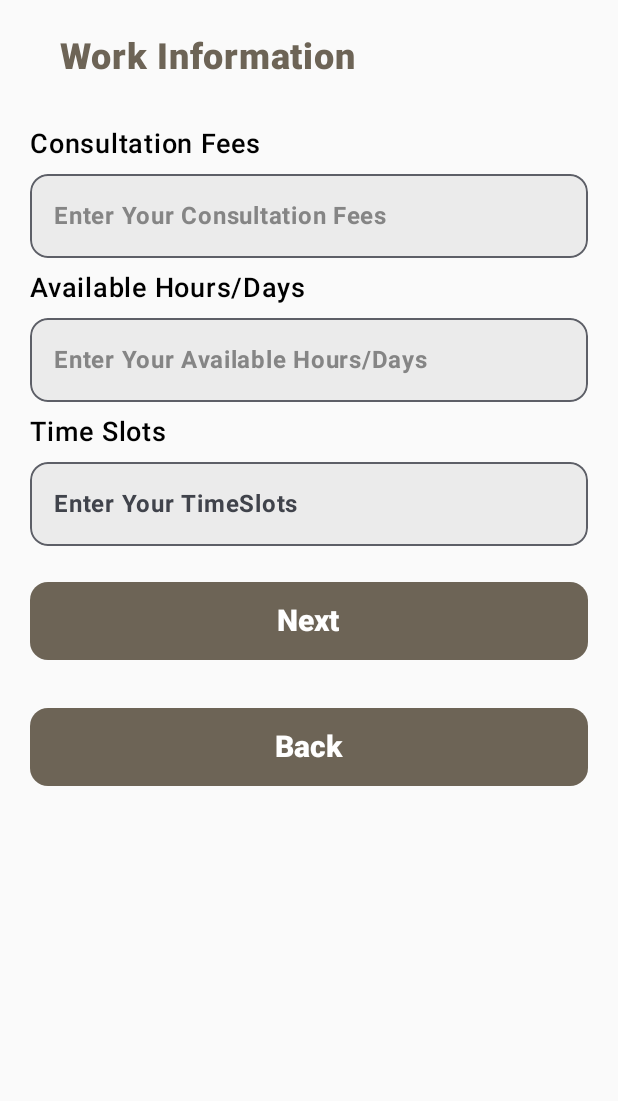
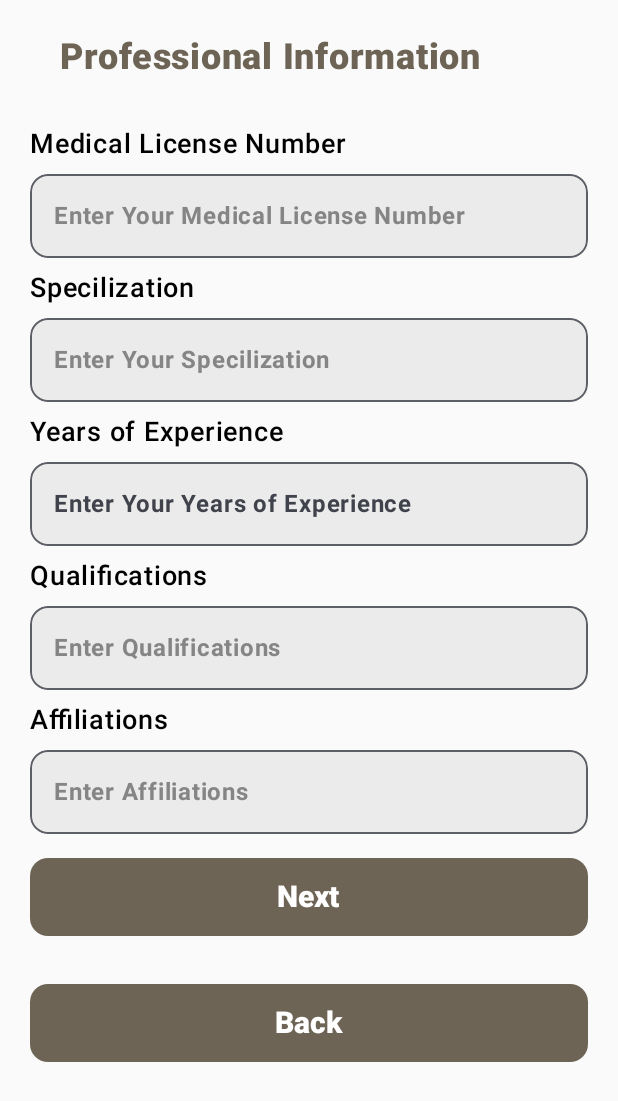
Before and after one commit to shikhargupta442003/veersaDocEasy-main, an Android app built with Jetpack Compose: the screen it shows after launch (MainActivity), after a tap on "Next", on a phone screen of 412 x 824 dp. Shown: the top 1101 px of the screen. Run offline under Robolectric (Android 15) with nearby library versions, the phone set to English and light mode, and no system bars; our stand-ins replace Firebase (no records; nobody signed in at launch, a user with empty details on screens opened directly).

Commit message:
navigation2

```diff
--- a/docEasy/app/src/main/java/com/example/doceasy/MainActivity.kt
+++ b/docEasy/app/src/main/java/com/example/doceasy/MainActivity.kt
@@ -22,7 +22,7 @@ class MainActivity : ComponentActivity() {
         setContent {
             DocEasyTheme {
                 val navController= rememberNavController()
-                NavHost(navController = navController, startDestination = "docSignUp" ){
+                NavHost(navController = navController, startDestination = "docSignUpLoginTerms" ){
                     composable("docSignUp"){
                         docSignUp(navController=navController)
                     }
--- a/docEasy/app/src/main/java/com/example/doceasy/signUpDoctor/docorSignUpLoginTerms.kt
+++ b/docEasy/app/src/main/java/com/example/doceasy/signUpDoctor/docorSignUpLoginTerms.kt
@@ -132,6 +132,7 @@ fun docSignUpLoginTerms(navController: NavController){
                 )
                 saveDoctorData(doctor, onSucess = { Toast.makeText(context, "Data saved successfully", Toast.LENGTH_SHORT).show()}, onFailure = { exception->
                     Toast.makeText(context, "Error: ${exception.message}", Toast.LENGTH_SHORT).show()})
+                navController.navigate("docSignUp")
 
             },
             shape = RoundedCornerShape(12.dp),
@@ -141,7 +142,7 @@ fun docSignUpLoginTerms(navController: NavController){
                 .size(52.dp),
             colors = ButtonDefaults.buttonColors(containerColor = colorResource(id = R.color.theme_color1))
         ) {
-            Text(text = "Submit", fontWeight = FontWeight.ExtraBold, fontSize = 20.sp)
+            Text(text = "Next", fontWeight = FontWeight.ExtraBold, fontSize = 20.sp)
         }
 
     }
--- a/docEasy/app/src/main/java/com/example/doceasy/signUpDoctor/docorSignUpWorkInfo.kt
+++ b/docEasy/app/src/main/java/com/example/doceasy/signUpDoctor/docorSignUpWorkInfo.kt
@@ -150,6 +150,7 @@ fun docSignUpWorkInfo(navController: NavController){
                 )
                 saveDoctorData(doctor, onSucess = { Toast.makeText(context, "Data saved successfully", Toast.LENGTH_SHORT).show()}, onFailure = { exception->
                     Toast.makeText(context, "Error: ${exception.message}", Toast.LENGTH_SHORT).show()})
+                navController.navigate("docSignUpProfessionalInfo")
 
             },
             shape = RoundedCornerShape(12.dp),
--- a/docEasy/app/src/main/java/com/example/doceasy/signUpDoctor/doctorSignUp.kt
+++ b/docEasy/app/src/main/java/com/example/doceasy/signUpDoctor/doctorSignUp.kt
@@ -218,7 +218,7 @@ fun docSignUp(navController: NavController) {
                       )
                 saveDoctorData(doctor, onSucess = { Toast.makeText(context, "Data saved successfully", Toast.LENGTH_SHORT).show()}, onFailure = {exception->
                     Toast.makeText(context, "Error: ${exception.message}", Toast.LENGTH_SHORT).show()})
-                navController.navigate("docSignUpWorkInfo")
+                navController.navigate("docSignUpContactInfo")
             },
             shape = RoundedCornerShape(12.dp),
             modifier = Modifier
--- a/docEasy/app/src/main/java/com/example/doceasy/signUpDoctor/doctorSignUpContactInfo.kt
+++ b/docEasy/app/src/main/java/com/example/doceasy/signUpDoctor/doctorSignUpContactInfo.kt
@@ -194,6 +194,7 @@ fun docSignUpContactInfo(navController: NavController){
                 )
                 saveDoctorData(doctor, onSucess = { Toast.makeText(context, "Data saved successfully", Toast.LENGTH_SHORT).show()}, onFailure = { exception->
                     Toast.makeText(context, "Error: ${exception.message}", Toast.LENGTH_SHORT).show()})
+                navController.navigate("docSignUpWorkInfo")
 
             },
             shape = RoundedCornerShape(12.dp),
--- a/docEasy/app/src/main/java/com/example/doceasy/signUpDoctor/doctorSignUpProfessionalInfo.kt
+++ b/docEasy/app/src/main/java/com/example/doceasy/signUpDoctor/doctorSignUpProfessionalInfo.kt
@@ -218,6 +218,7 @@ fun docSignUpProfessionalInfo(navController: NavController){
                 )
                 saveDoctorData(doctor, onSucess = { Toast.makeText(context, "Data saved successfully", Toast.LENGTH_SHORT).show()}, onFailure = { exception->
                     Toast.makeText(context, "Error: ${exception.message}", Toast.LENGTH_SHORT).show()})
+                navController.navigate("docSignUpAdditionalInfo")
 
             },
             shape = RoundedCornerShape(12.dp),
```
